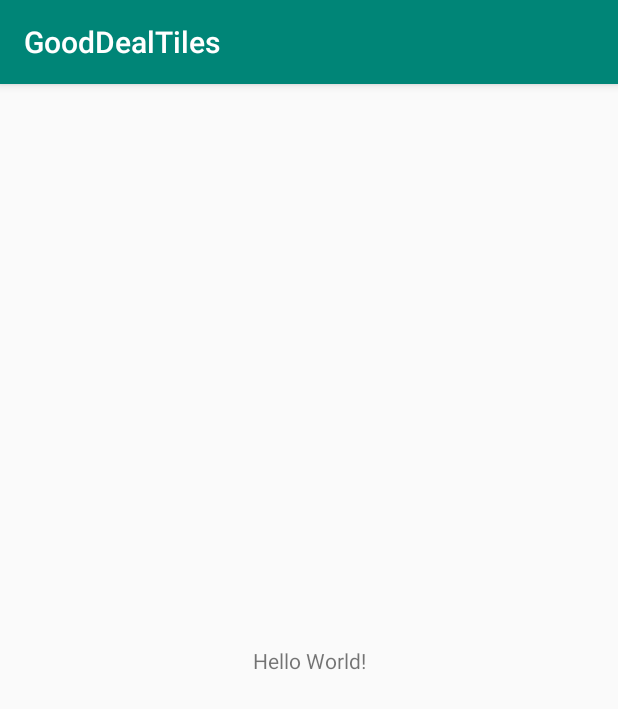
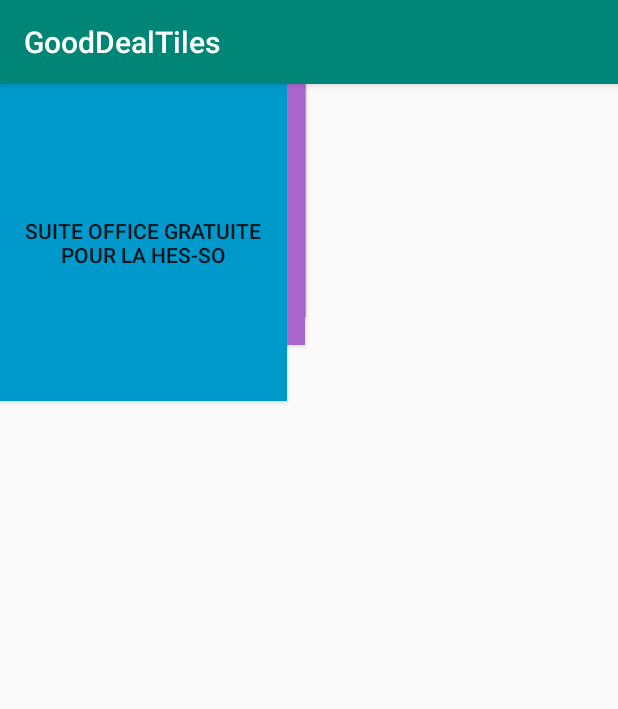
Before and after one commit to eyreko/GoodDealTiles, an Android app: the screen it shows after launch (MainActivity), on a phone screen of 412 x 824 dp. Shown: the top 709 px of the screen. Run offline under Robolectric (Android 15) with nearby library versions, the phone set to English and light mode, and no system bars.

```diff
--- a/app/src/main/res/layout/activity_main.xml
+++ b/app/src/main/res/layout/activity_main.xml
@@ -1,19 +1,64 @@
 <?xml version="1.0" encoding="utf-8"?>
-<android.support.constraint.ConstraintLayout
-    xmlns:android="http://schemas.android.com/apk/res/android"
+<android.support.constraint.ConstraintLayout xmlns:android="http://schemas.android.com/apk/res/android"
+    xmlns:app="http://schemas.android.com/apk/res-auto"
     xmlns:tools="http://schemas.android.com/tools"
-    xmlns:app="http://schemas.android.com/apk/res-auto"
     android:layout_width="match_parent"
     android:layout_height="match_parent"
     tools:context=".MainActivity">
 
-    <TextView
-        android:layout_width="wrap_content"
-        android:layout_height="wrap_content"
-        android:text="Hello World!"
-        app:layout_constraintBottom_toBottomOf="parent"
-        app:layout_constraintLeft_toLeftOf="parent"
-        app:layout_constraintRight_toRightOf="parent"
-        app:layout_constraintTop_toTopOf="parent" />
+    <Button
+        android:id="@+id/tile1"
+        android:layout_width="190dp"
+        android:layout_height="175dp"
+        android:background="@android:color/holo_green_light"
+        android:onClick="sendMessage"
+        android:text="Payot 10%"
+        tools:layout_editor_absoluteX="0dp"
+        tools:layout_editor_absoluteY="0dp" />
+
+    <Button
+        android:id="@+id/tile2"
+        android:layout_width="204dp"
+        android:layout_height="155dp"
+        android:background="@android:color/holo_blue_bright"
+        android:text="Mobility"
+        tools:layout_editor_absoluteX="190dp"
+        tools:layout_editor_absoluteY="0dp" />
+
+    <Button
+        android:id="@+id/tile3"
+        android:layout_width="189dp"
+        android:layout_height="124dp"
+        android:background="@android:color/holo_orange_light"
+        android:text="Pathé Lausanne"
+        tools:layout_editor_absoluteX="0dp"
+        tools:layout_editor_absoluteY="175dp" />
+
+    <Button
+        android:id="@+id/tile6"
+        android:layout_width="190dp"
+        android:layout_height="189dp"
+        android:background="@android:color/holo_red_dark"
+        android:text="Visilab -30%"
+        tools:layout_editor_absoluteX="191dp"
+        tools:layout_editor_absoluteY="325dp" />
+
+    <Button
+        android:id="@+id/tile4"
+        android:layout_width="203dp"
+        android:layout_height="174dp"
+        android:background="@android:color/holo_purple"
+        android:text="Qoqa.ch"
+        tools:layout_editor_absoluteX="191dp"
+        tools:layout_editor_absoluteY="155dp" />
+
+    <Button
+        android:id="@+id/tile5"
+        android:layout_width="191dp"
+        android:layout_height="211dp"
+        android:background="@android:color/holo_blue_dark"
+        android:text="Suite Office gratuite pour la HES-SO"
+        tools:layout_editor_absoluteX="-1dp"
+        tools:layout_editor_absoluteY="299dp" />
 
 </android.support.constraint.ConstraintLayout>
--- a/app/src/main/res/mipmap-anydpi-v26/ic_launcher.xml
+++ b/app/src/main/res/mipmap-anydpi-v26/ic_launcher.xml
@@ -1,5 +1,5 @@
 <?xml version="1.0" encoding="utf-8"?>
 <adaptive-icon xmlns:android="http://schemas.android.com/apk/res/android">
-    <background android:drawable="@drawable/ic_launcher_background"/>
-    <foreground android:drawable="@drawable/ic_launcher_foreground"/>
+    <background android:drawable="@drawable/ic_launcher_background" />
+    <foreground android:drawable="@drawable/ic_launcher_foreground" />
 </adaptive-icon>
--- a/app/src/main/res/mipmap-anydpi-v26/ic_launcher_round.xml
+++ b/app/src/main/res/mipmap-anydpi-v26/ic_launcher_round.xml
@@ -1,5 +1,5 @@
 <?xml version="1.0" encoding="utf-8"?>
 <adaptive-icon xmlns:android="http://schemas.android.com/apk/res/android">
-    <background android:drawable="@drawable/ic_launcher_background"/>
-    <foreground android:drawable="@drawable/ic_launcher_foreground"/>
+    <background android:drawable="@drawable/ic_launcher_background" />
+    <foreground android:drawable="@drawable/ic_launcher_foreground" />
 </adaptive-icon>
--- a/gradle.properties
+++ b/gradle.properties
@@ -1,16 +1,12 @@
 # Project-wide Gradle settings.
-
 # IDE (e.g. Android Studio) users:
 # Gradle settings configured through the IDE *will override*
 # any settings specified in this file.
-
 # For more details on how to configure your build environment visit
 # http://www.gradle.org/docs/current/userguide/build_environment.html
-
 # Specifies the JVM arguments used for the daemon process.
 # The setting is particularly useful for tweaking memory settings.
 org.gradle.jvmargs=-Xmx1536m
-
 # When configured, Gradle will run in incubating parallel mode.
 # This option should only be used with decoupled projects. More details, visit
 # http://www.gradle.org/docs/current/userguide/multi_project_builds.html#sec:decoupled_projects
```
Also changed, not shown: app/src/main/AndroidManifest.xml (+10 -3 lines), app/src/main/java/ch/hearc/ig/ta/tp/gooddealtiles/DisplayTileActivity.java (added, +22 -0 lines), app/src/main/java/ch/hearc/ig/ta/tp/gooddealtiles/MainActivity.java (+12 -0 lines), app/src/main/res/drawable-v24/ic_launcher_foreground.xml (+6 -6 lines), app/src/main/res/drawable/ic_launcher_background.xml (+166 -70 lines), app/src/main/res/layout/activity_display_tile_message.xml (added, +19 -0 lines).
